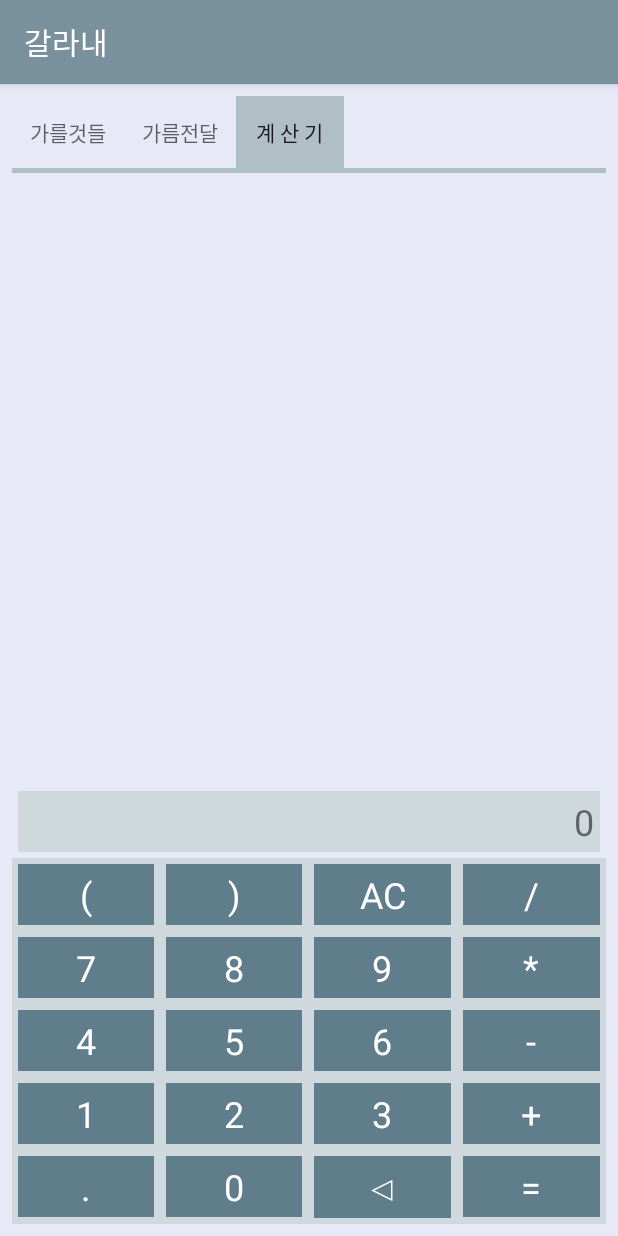
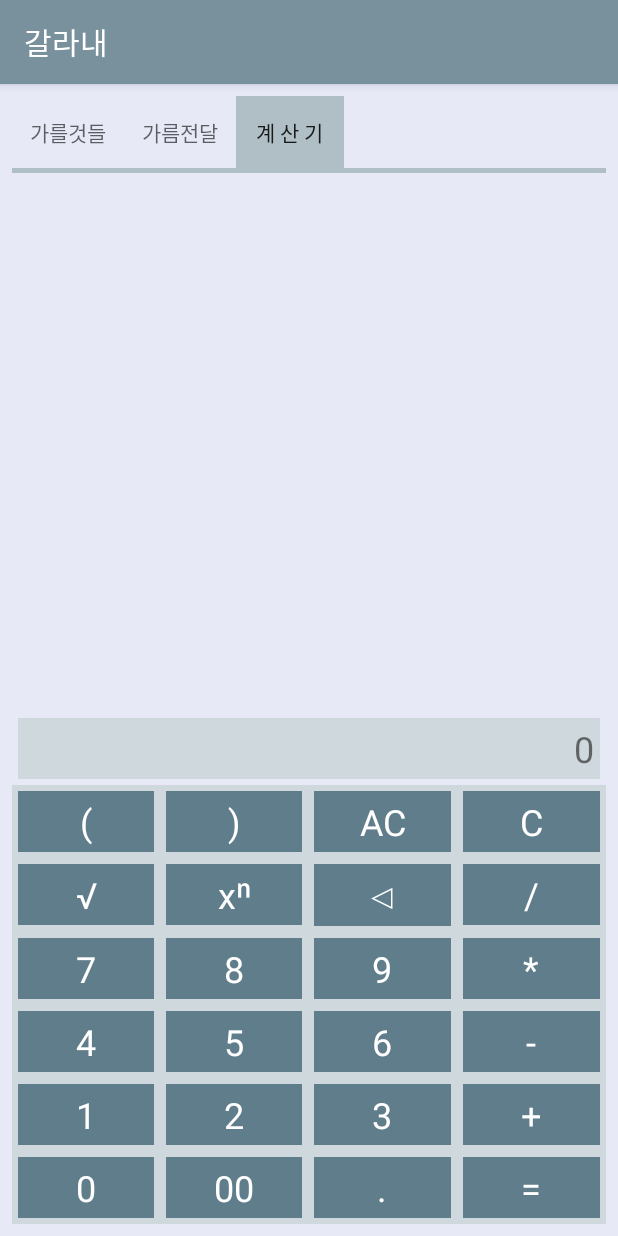
Before and after one commit to fontjuna/Gallane, an Android app: the screen it shows after launch (GallaActivity), tab 3 chosen, on a phone screen of 412 x 824 dp. Run offline under Robolectric (Android 15) with nearby library versions, the phone set to English and light mode, and no system bars.

Commit message:
계산기 수정 - 제곱근 및 제곱 올클리어 추가

```diff
--- a/app/build.gradle
+++ b/app/build.gradle
@@ -7,8 +7,8 @@ android {
         applicationId "com.nohseunghwa.gallane"
         minSdkVersion 15
         targetSdkVersion 26
-        versionCode 102
-        versionName "1.02"
+        versionCode 103
+        versionName "1.03"
         testInstrumentationRunner "android.support.test.runner.AndroidJUnitRunner"
     }
     buildTypes {
--- a/app/src/main/AndroidManifest.xml
+++ b/app/src/main/AndroidManifest.xml
@@ -8,7 +8,8 @@
         android:label="@string/app_name"
         android:supportsRtl="true"
         android:theme="@style/AppTheme">
-        <activity android:name=".GallaActivity">
+        <activity android:name=".GallaActivity"
+            android:screenOrientation="portrait">
             <intent-filter>
                 <action android:name="android.intent.action.MAIN"/>
 
--- a/app/src/main/res/layout/fragment_calc.xml
+++ b/app/src/main/res/layout/fragment_calc.xml
@@ -17,6 +17,7 @@
         <include layout="@layout/assistance_line_accent"/>
 
         <ScrollView
+            android:id="@+id/scroll_win"
             android:layout_width="match_parent"
             android:layout_height="match_parent">
 
@@ -105,6 +106,67 @@
                 android:padding="@dimen/button_padding"
                 android:soundEffectsEnabled="true"
                 android:text="AC"
+                android:textColor="#ffffff"
+                android:textSize="@dimen/button_text"/>
+
+            <TextView
+                android:id="@+id/button_clear"
+                android:layout_width="0dp"
+                android:layout_height="wrap_content"
+                android:layout_margin="4dp"
+                android:layout_weight="1"
+                android:background="@color/colorPrimaryDark"
+                android:gravity="center"
+                android:padding="@dimen/button_padding"
+                android:soundEffectsEnabled="true"
+                android:text="C"
+                android:textColor="#ffffff"
+                android:textSize="@dimen/button_text"/>
+        </LinearLayout>
+
+        <LinearLayout
+            android:layout_width="match_parent"
+            android:layout_height="wrap_content">
+
+            <TextView
+                android:id="@+id/button_sqrt"
+                android:layout_width="0dp"
+                android:layout_height="wrap_content"
+                android:layout_margin="4dp"
+                android:layout_weight="1"
+                android:background="@color/colorPrimaryDark"
+                android:gravity="center"
+                android:padding="@dimen/button_padding"
+                android:soundEffectsEnabled="true"
+                android:text="√"
+                android:textColor="#ffffff"
+                android:textSize="@dimen/button_text"/>
+
+            <TextView
+                android:id="@+id/button_pow"
+                android:layout_width="0dp"
+                android:layout_height="wrap_content"
+                android:layout_margin="4dp"
+                android:layout_weight="1"
+                android:background="@color/colorPrimaryDark"
+                android:gravity="center"
+                android:padding="@dimen/button_padding"
+                android:soundEffectsEnabled="true"
+                android:text="xⁿ"
+                android:textColor="#ffffff"
+                android:textSize="@dimen/button_text"/>
+
+            <TextView
+                android:id="@+id/button_del"
+                android:layout_width="0dp"
+                android:layout_height="wrap_content"
+                android:layout_margin="4dp"
+                android:layout_weight="1"
+                android:background="@color/colorPrimaryDark"
+                android:gravity="center"
+                android:padding="@dimen/button_padding"
+                android:soundEffectsEnabled="true"
+                android:text="◁"
                 android:textColor="#ffffff"
                 android:textSize="@dimen/button_text"/>
 
@@ -311,20 +373,6 @@
             android:layout_height="wrap_content">
 
             <TextView
-                android:id="@+id/button_dot"
-                android:layout_width="0dp"
-                android:layout_height="wrap_content"
-                android:layout_margin="4dp"
-                android:layout_weight="1"
-                android:background="@color/colorPrimaryDark"
-                android:gravity="center"
-                android:padding="@dimen/button_padding"
-                android:soundEffectsEnabled="true"
-                android:text="."
-                android:textColor="#ffffff"
-                android:textSize="@dimen/button_text"/>
-
-            <TextView
                 android:id="@+id/button_0"
                 android:layout_width="0dp"
                 android:layout_height="wrap_content"
@@ -339,7 +387,7 @@
                 android:textSize="@dimen/button_text"/>
 
             <TextView
-                android:id="@+id/button_del"
+                android:id="@+id/button_twozero"
                 android:layout_width="0dp"
                 android:layout_height="wrap_content"
                 android:layout_margin="4dp"
@@ -348,7 +396,21 @@
                 android:gravity="center"
                 android:padding="@dimen/button_padding"
                 android:soundEffectsEnabled="true"
-                android:text="◁"
+                android:text="00"
+                android:textColor="#ffffff"
+                android:textSize="@dimen/button_text"/>
+
+            <TextView
+                android:id="@+id/button_dot"
+                android:layout_width="0dp"
+                android:layout_height="wrap_content"
+                android:layout_margin="4dp"
+                android:layout_weight="1"
+                android:background="@color/colorPrimaryDark"
+                android:gravity="center"
+                android:padding="@dimen/button_padding"
+                android:soundEffectsEnabled="true"
+                android:text="."
                 android:textColor="#ffffff"
                 android:textSize="@dimen/button_text"/>
 
--- a/app/src/main/res/layout/fragment_kids.xml
+++ b/app/src/main/res/layout/fragment_kids.xml
@@ -64,7 +64,6 @@
                 android:id="@+id/result_text_view"
                 android:layout_width="match_parent"
                 android:layout_height="wrap_content"
-                android:layout_weight="1"
                 android:textSize="16sp"/>
 
         </ScrollView>
```
Also changed, not shown: app/src/main/java/com/nohseunghwa/gallane/backing/Calculation.java (+120 -81 lines), app/src/main/java/com/nohseunghwa/gallane/backing/Constants.java (+10 -4 lines), app/src/main/java/com/nohseunghwa/gallane/fragments/CalcFragment.java (+37 -0 lines), 1 other file.
